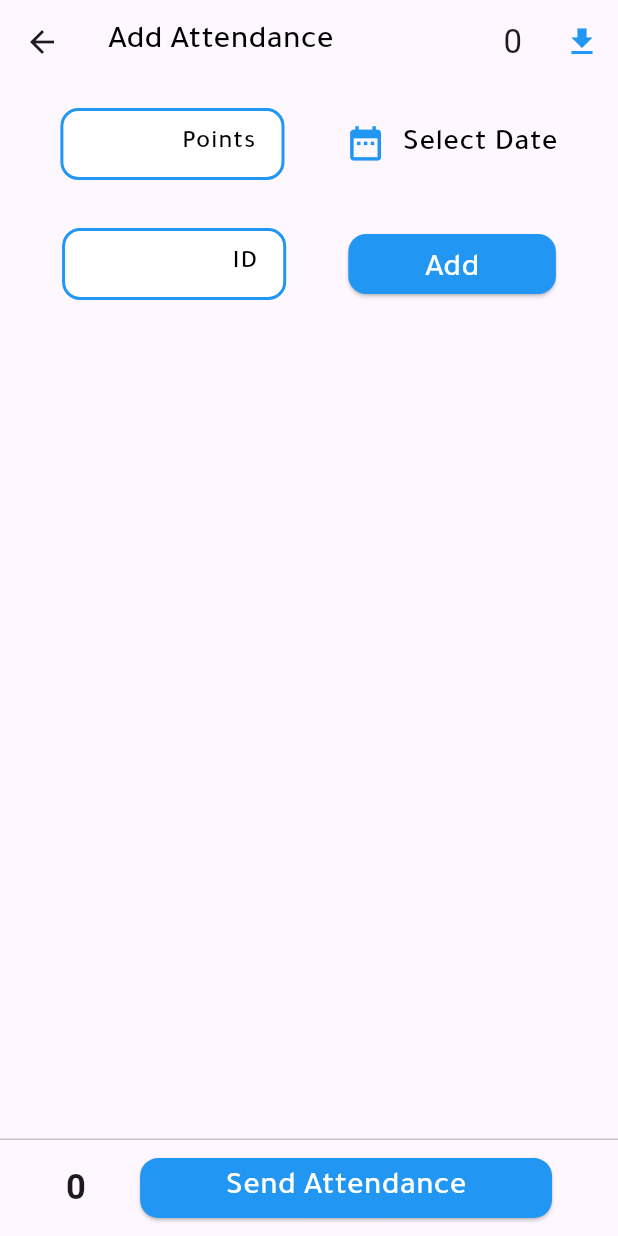
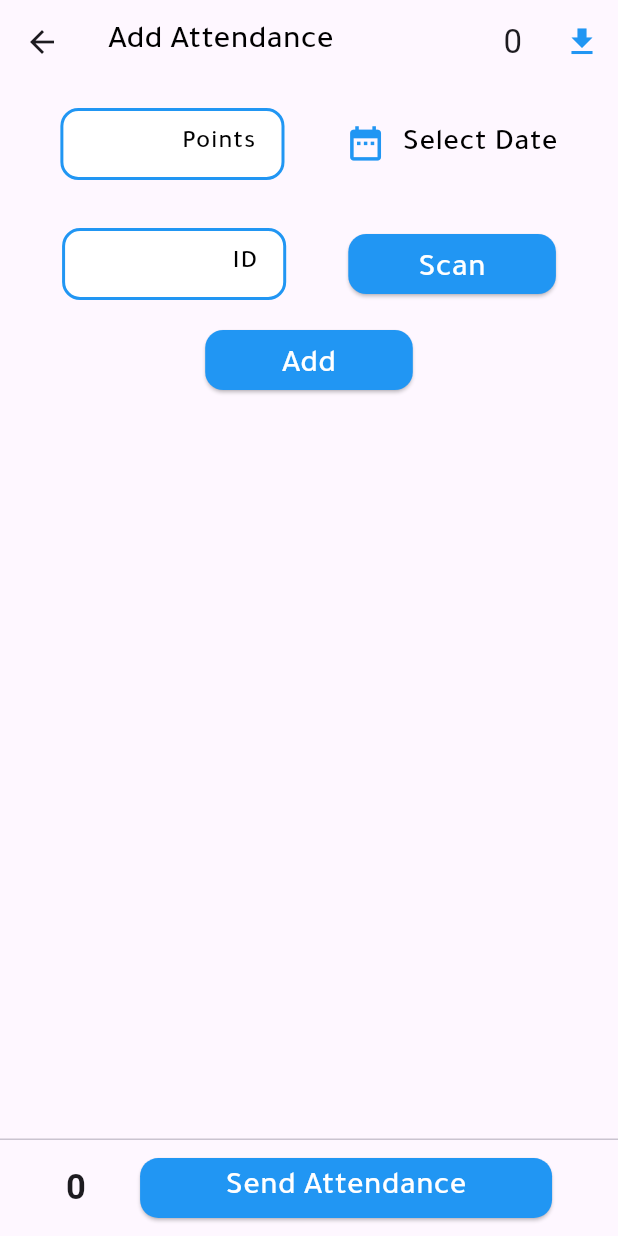
Before and after one commit to Mariam-Awad/AboSiefienApp, a Flutter app: the AddAttendanceScreen screen opened directly, on a phone screen of 412 x 824 dp. Run offline on Flutter 3.47's test engine with Material 3 defaults, Android fonts, the phone set to English and light mode, and no system bars; our stand-ins replace bot_toast, dartz, dio, flutter_screenutil, fluttertoast, font_awesome_flutter and 3 more; missing offline and left inert: date_picker_plus, flutter_barcode_scanner; accounts and stored records are empty.

Commit message:
add scan func

```diff
--- a/lib/presentation/screens/add_attendance/add_attendance_screen.dart
+++ b/lib/presentation/screens/add_attendance/add_attendance_screen.dart
@@ -149,6 +149,26 @@ class AddAttendanceScreen extends StatelessWidget {
                                   BorderRadius.all(Radius.circular(12.0)),
                             ),
                           ),
+                          child: Text('Scan',
+                              style: AppStylesUtil.textRegularStyle(
+                                  18.sp, Colors.white, FontWeight.w500)),
+                          onPressed: () {
+                            provider.scanCode();
+                          },
+                        ),
+                      ],
+                    ),
+                    ElevatedButton(
+                          style: ElevatedButton.styleFrom(
+                            backgroundColor: Colors.blue,
+                            fixedSize: Size(126.w, 30.h),
+                            padding: const EdgeInsets.symmetric(
+                                horizontal: 20.0, vertical: 8.0),
+                            shape: const RoundedRectangleBorder(
+                              borderRadius:
+                                  BorderRadius.all(Radius.circular(12.0)),
+                            ),
+                          ),
                           child: Text('Add',
                               style: AppStylesUtil.textRegularStyle(
                                   18.sp, Colors.white, FontWeight.w500)),
@@ -161,8 +181,6 @@ class AddAttendanceScreen extends StatelessWidget {
                             provider.validate(context);
                           },
                         ),
-                      ],
-                    )
                   ],
                 ),
               ),
```
Also changed, not shown: lib/Providers/add_attendance_provider.dart (+16 -0 lines).
